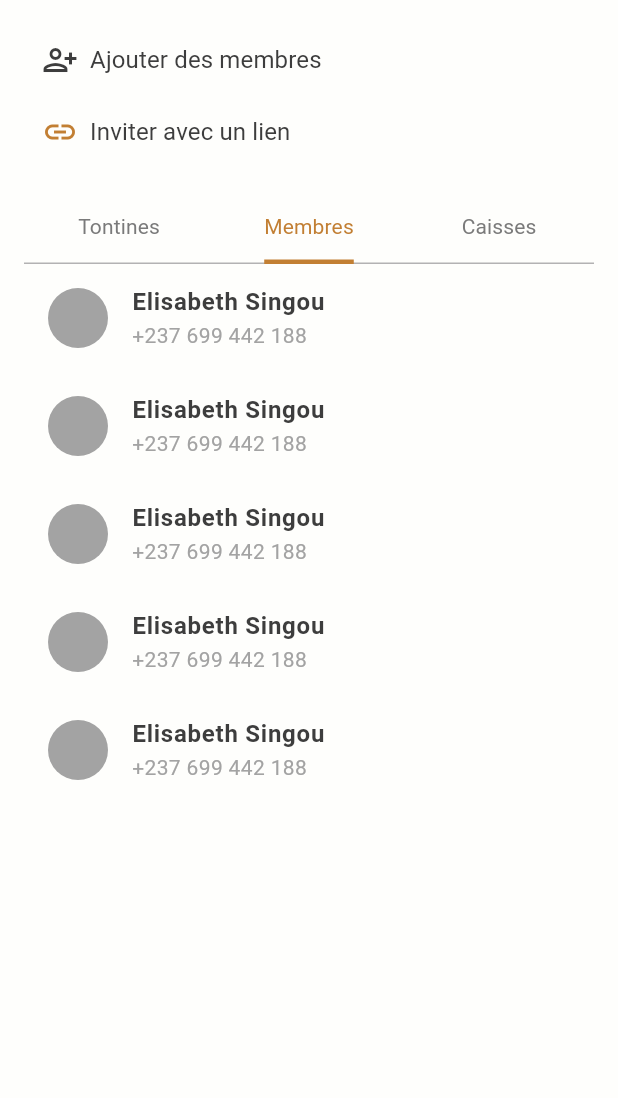
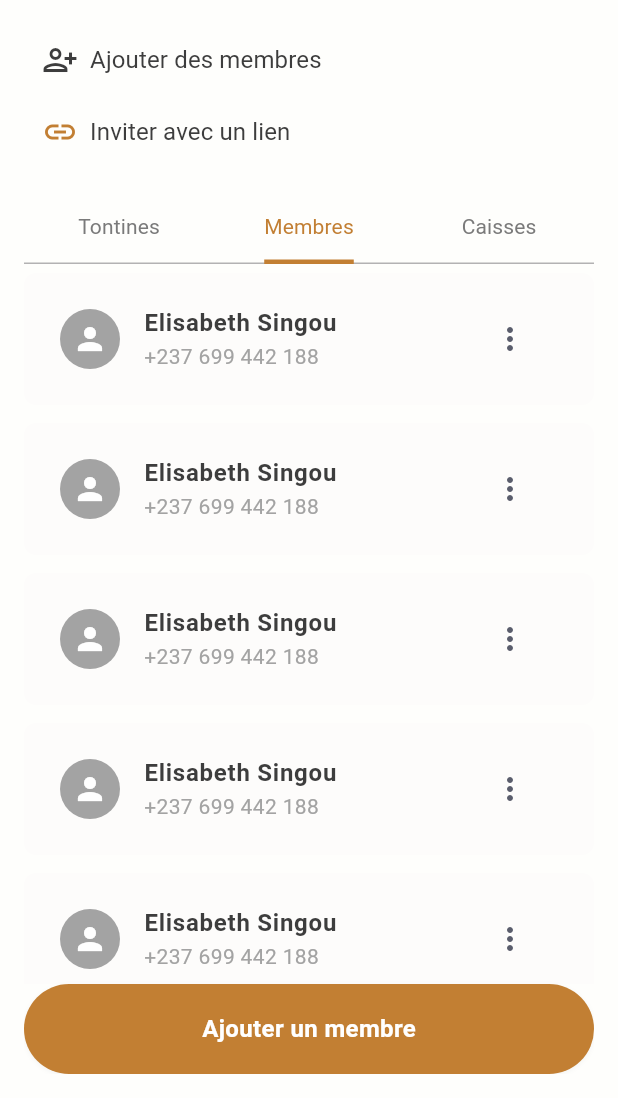
Before and after one commit to konnofuente/manzon, a Flutter app: the screen it shows after launch, tab 2 chosen, on a phone screen of 412 x 824 dp, the part 138-1236 px from its top. Run offline on Flutter 3.47's test engine with Material 3 defaults, Android fonts, the light colour scheme and no system bars; our stand-ins replace cloud_firestore, connectivity_plus, equatable, firebase_auth, firebase_core, firebase_storage and 8 more; missing offline and left inert: connection_notifier; accounts and stored records are empty; network calls fail; Roboto replaces fonts that are missing (Rubik); project files that could hold a hidden picture were left out.

Commit message:
feat(app): #13 finalise member view

```diff
--- a/lib/domain/entities/member_entity.dart
+++ b/lib/domain/entities/member_entity.dart
@@ -3,18 +3,20 @@ import 'package:equatable/equatable.dart';
 class MemberEntity extends Equatable {
   final String id;
   final String name;
-  final String role; // New field for role
-  final String userId; // New field for user ID
+  final String role; // Existing field for role
+  final String userId; // Existing field for user ID
+  final String phoneNumber; // New field for phone number
 
   MemberEntity({
     required this.id,
     required this.name,
     required this.role, // Initialize in the constructor
     required this.userId, // Initialize in the constructor
+    required this.phoneNumber, // Initialize in the constructor
   });
 
   @override
-  List<Object?> get props => [id, name, role, userId];
+  List<Object?> get props => [id, name, role, userId, phoneNumber];
 
   // JSON serialization
   factory MemberEntity.fromJson(Map<String, dynamic> json) {
@@ -23,6 +25,7 @@ class MemberEntity extends Equatable {
       name: json['name'],
       role: json['role'],
       userId: json['userId'],
+      phoneNumber: json['phoneNumber'], // Deserialize from JSON
     );
   }
 
@@ -32,6 +35,7 @@ class MemberEntity extends Equatable {
       'name': name,
       'role': role,
       'userId': userId,
+      'phoneNumber': phoneNumber, // Serialize to JSON
     };
   }
 }
--- a/lib/infrastructure/mappers/member_mapper.dart
+++ b/lib/infrastructure/mappers/member_mapper.dart
@@ -9,6 +9,7 @@ class MemberMapper {
       name: entity.name,
       role: entity.role,
       userId: entity.userId,
+      phoneNumber: entity.phoneNumber, // Map phoneNumber from Entity to Model
     );
   }
 
@@ -19,6 +20,7 @@ class MemberMapper {
       name: model.name,
       role: model.role,
       userId: model.userId,
+      phoneNumber: model.phoneNumber, // Map phoneNumber from Model to Entity
     );
   }
 }
--- a/lib/infrastructure/models/member_model.dart
+++ b/lib/infrastructure/models/member_model.dart
@@ -7,11 +7,13 @@ class MemberModel extends MemberEntity {
     required String name,
     required String role,
     required String userId,
+    required String phoneNumber,
   }) : super(
           id: id,
           name: name,
           role: role,
           userId: userId,
+          phoneNumber: phoneNumber,
         );
 
   factory MemberModel.fromJson(Map<String, dynamic> json) {
@@ -20,6 +22,7 @@ class MemberModel extends MemberEntity {
       name: json['name'],
       role: json['role'],
       userId: json['userId'],
+      phoneNumber: json['phoneNumber'], // Deserialize from JSON
     );
   }
 
@@ -29,6 +32,7 @@ class MemberModel extends MemberEntity {
       'name': name,
       'role': role,
       'userId': userId,
+      'phoneNumber': phoneNumber, // Serialize to JSON
     };
   }
 }
--- a/lib/presentation/controllers/create_association_controller.dart
+++ b/lib/presentation/controllers/create_association_controller.dart
@@ -152,6 +152,7 @@ class CreateAssociationController extends GetxController {
           name: user.name ?? "",
           role: Role.admin.toString(),
           userId: user.id,
+          phoneNumber: user.phoneNumber
         ),
       ],
       membersId: [user.id],
@@ -167,6 +168,7 @@ class CreateAssociationController extends GetxController {
           name: user.name ?? "",
           role: Role.admin.toString(),
           userId: user.id,
+          phoneNumber: user.phoneNumber
         ),
       );
     } catch (e) {
--- a/lib/presentation/pages/association_page/association_page.dart
+++ b/lib/presentation/pages/association_page/association_page.dart
@@ -79,7 +79,9 @@ class AssociationPage extends StatelessWidget {
                   TontinesView(
                     tontines: controller.tontines,
                   ),
-                  MembresView(),
+                  MembresView(
+                    members: controller.members,
+                  ),
                   BankView(),
                 ],
               ),
--- a/lib/presentation/pages/association_page/components/member_view.dart
+++ b/lib/presentation/pages/association_page/components/member_view.dart
@@ -1,25 +1,125 @@
 import 'package:flutter/material.dart';
+import 'package:manzon/domain/entities/member_entity.dart';
+import 'package:manzon/app/config/theme/style_manager.dart';
+import 'package:manzon/presentation/widgets/export_widget.dart';
 import 'package:manzon/app/config/theme/export_theme_manager.dart';
 
 class MembresView extends StatelessWidget {
+  final List<MemberEntity> members;
+
+  MembresView({required this.members});
+
   @override
   Widget build(BuildContext context) {
-    return ListView.builder(
-      itemCount: 5, // Replace with dynamic data
+    return members.isEmpty
+        ? Center(
+            child: Column(
+              mainAxisAlignment: MainAxisAlignment.center,
+              children: [
+                const Icon(Icons.person,
+                    size: 100, color: AppColors.grayNormal),
+                const SizedBox(height: 16),
+                Text(
+                  'Aucun membre',
+                  style: getRegularStyle(
+                      color: AppColors.grayNormal, fontSize: FontSize.s16),
+                ),
+                const Spacer(),
+                DefaultButton(
+                  onTap: () {},
+                  backgroundColor: AppColors.primaryNormal,
+                  text: 'Ajouter un membre',
+                  width: double.infinity,
+                  fontWeight: FontWeight.w600,
+                  borderRadius: 50.0,
+                ),
+              ],
+            ),
+          )
+        : Column(
+            children: [
+              Expanded(
+                child: ListView.builder(
+                  itemCount: members.length,
                   itemBuilder: (context, index) {
-        return ListTile(
+                    final member = members[index];
+                    return Padding(
+                      padding: const EdgeInsets.symmetric(vertical: 6),
+                      child: Container(
+                        padding: const EdgeInsets.all(8.0),
+                        decoration: ShapeDecoration(
+                          color: AppColors.bg,
+                          shape: RoundedRectangleBorder(
+                              borderRadius: BorderRadius.circular(8)),
+                        ),
+                        child: ListTile(
                           leading: const CircleAvatar(
                             backgroundColor: AppColors.grayNormal,
-            child: Icon(Icons.person, color: AppColors.grayNormal),
+                            child: Icon(Icons.person, color: AppColors.white),
                           ),
-          title: Text('Elisabeth Singou',
+                          title: Text(member.name,
                               style: getBoldStyle(
-                  color: AppColors.blackNormal, fontSize: FontSize.s16)),
-          subtitle: Text('+237 699 442 188',
+                                  color: AppColors.blackNormal,
+                                  fontSize: FontSize.s16)),
+                          subtitle: Text(member.phoneNumber,
                               style: getRegularStyle(
-                  color: AppColors.grayNormal, fontSize: FontSize.s14)),
+                                  color: AppColors.grayNormal,
+                                  fontSize: FontSize.s14)),
+                          trailing: PopupMenuButton(
+                            itemBuilder: (context) => [
+                              PopupMenuItem(
+                                value: 'edit',
+                                child: Row(
+                                  children: [
+                                    Icon(Icons.edit_outlined,
+                                        color: AppColors.blackNormal),
+                                    SizedBox(width: 8),
+                                    Text(
+                                      'Modifier',
+                                      style: getMediumStyle(
+                                          color: AppColors.fontLightPrimary),
+                                    ),
+                                  ],
+                                ),
+                              ),
+                              PopupMenuItem(
+                                value: 'delete',
+                                child: Row(
+                                  children: [
+                                    Icon(Icons.exit_to_app,
+                                        color: AppColors.error),
+                                    SizedBox(width: 8),
+                                    Text('Retirer le membre',
+                                        style: getMediumStyle(
+                                            color: AppColors.error)),
+                                  ],
+                                ),
+                              ),
+                            ],
+                            onSelected: (value) {
+                              if (value == 'edit') {
+                                // Handle edit action
+                              } else if (value == 'delete') {
+                                // Handle delete action
+                              }
+                            },
+                          ),
+                        ),
+                      ),
                     );
                   },
+                ),
+              ),
+              // Spacer(),
+              DefaultButton(
+                onTap: () {},
+                backgroundColor: AppColors.primaryNormal,
+                text: 'Ajouter un membre',
+                width: double.infinity,
+                fontWeight: FontWeight.w600,
+                borderRadius: 50.0,
+              ),
+            ],
           );
   }
 }
```
Also changed, not shown: lib/presentation/controllers/association_page_controller.dart (+15 -0 lines). Lines whose indentation alone changed are shown as unchanged.
